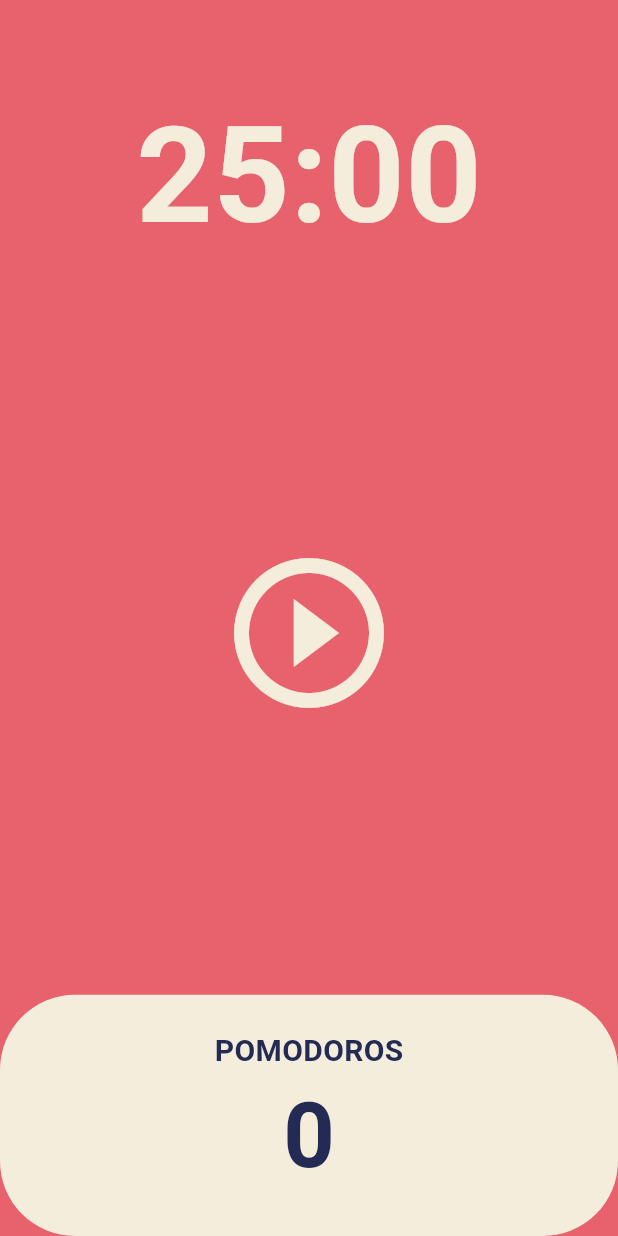
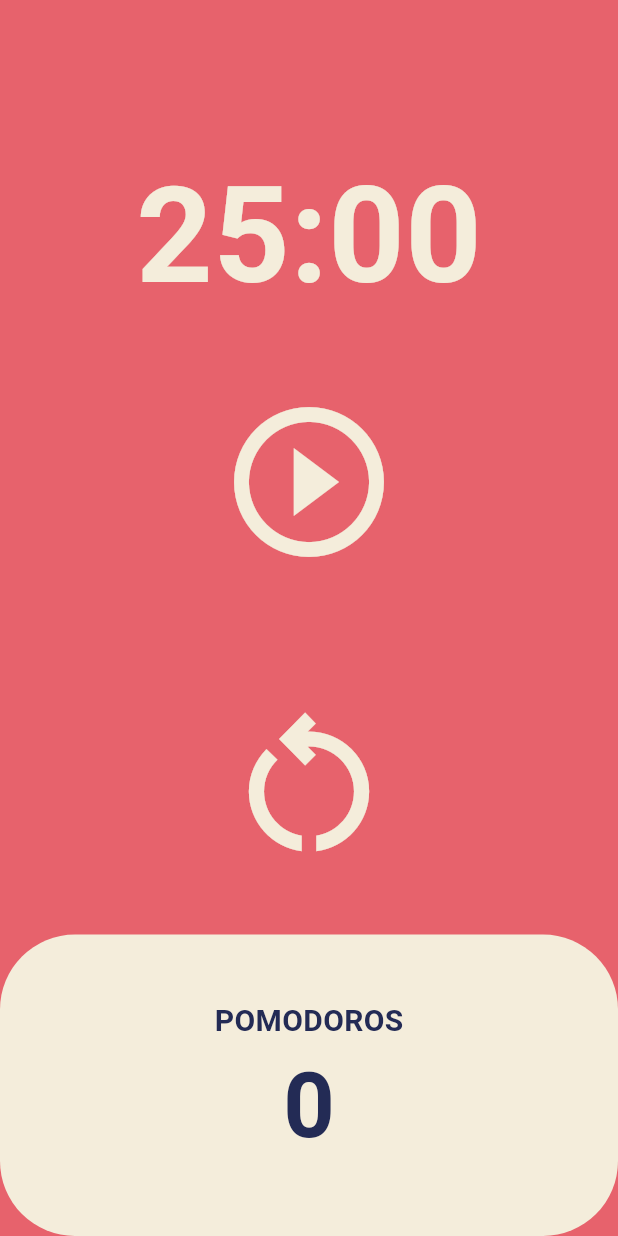
Before and after one commit to srchae/Pomodoro-Timer, a Flutter app: the screen it shows after launch, on a phone screen of 412 x 824 dp. Run offline on Flutter 3.47's test engine with Material 3 defaults, Android fonts, the phone set to English and light mode, and no system bars.

Commit message:
⚡️ Feat: 타이머 Restart 기능 추가

```diff
--- a/lib/screens/home_screen.dart
+++ b/lib/screens/home_screen.dart
@@ -53,6 +53,13 @@ class _HomeScreenState extends State<HomeScreen> {
     return duration.toString().split('.').first.substring(2, 7);
   }
 
+  void onRestartPressed() {
+    setState(() {
+      totalSeconds = twentyFiveMinutes;
+      isRunning = false;
+    });
+  }
+
   @override
   Widget build(BuildContext context) {
     return Scaffold(
@@ -77,7 +84,7 @@ class _HomeScreenState extends State<HomeScreen> {
                 ),
               )),
           Flexible(
-              flex: 3,
+            flex: 1,
             child: Container(
               child: Center(
                 child: IconButton(
@@ -89,7 +96,21 @@ class _HomeScreenState extends State<HomeScreen> {
                   color: Theme.of(context).cardColor,
                 ),
               ),
-              )),
+            ),
+          ),
+          Flexible(
+            flex: 1,
+            child: Container(
+              child: Center(
+                child: IconButton(
+                  onPressed: onRestartPressed,
+                  icon: Icon(Icons.restart_alt_outlined),
+                  iconSize: 120,
+                  color: Theme.of(context).cardColor,
+                ),
+              ),
+            ),
+          ),
           Flexible(
               flex: 1,
               child: Row(
```
Lines whose indentation alone changed are shown as unchanged.
